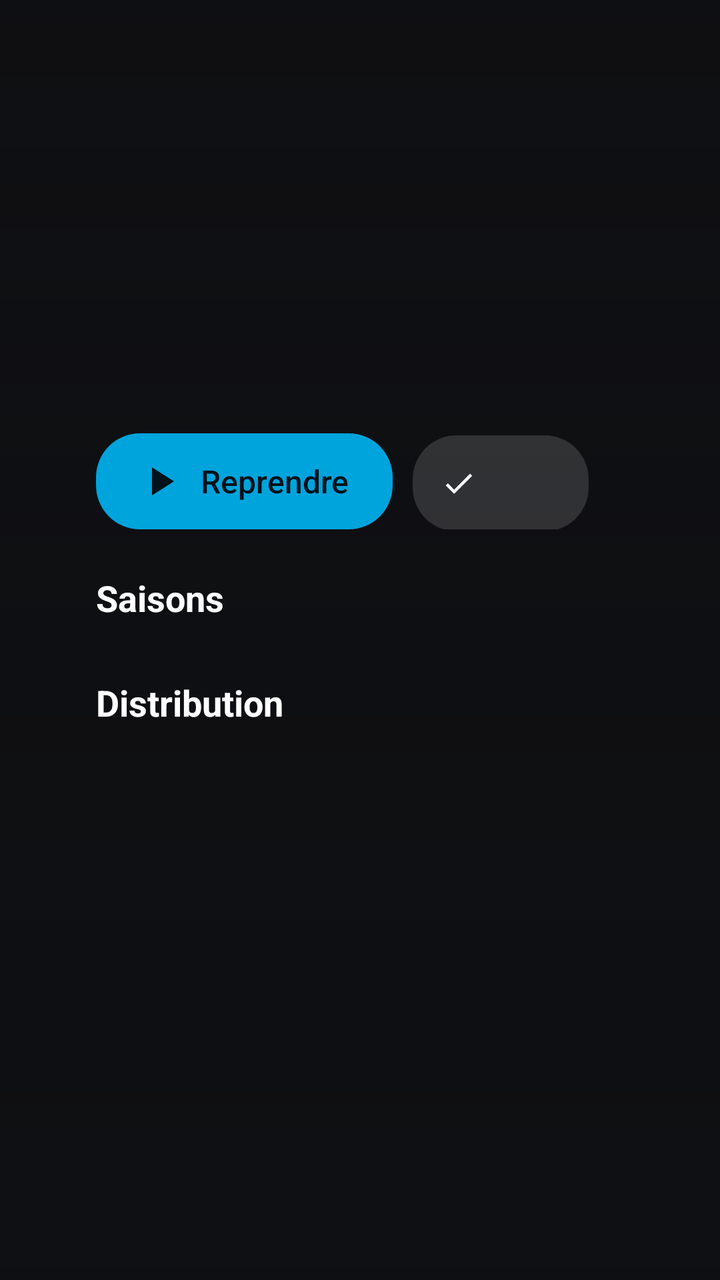
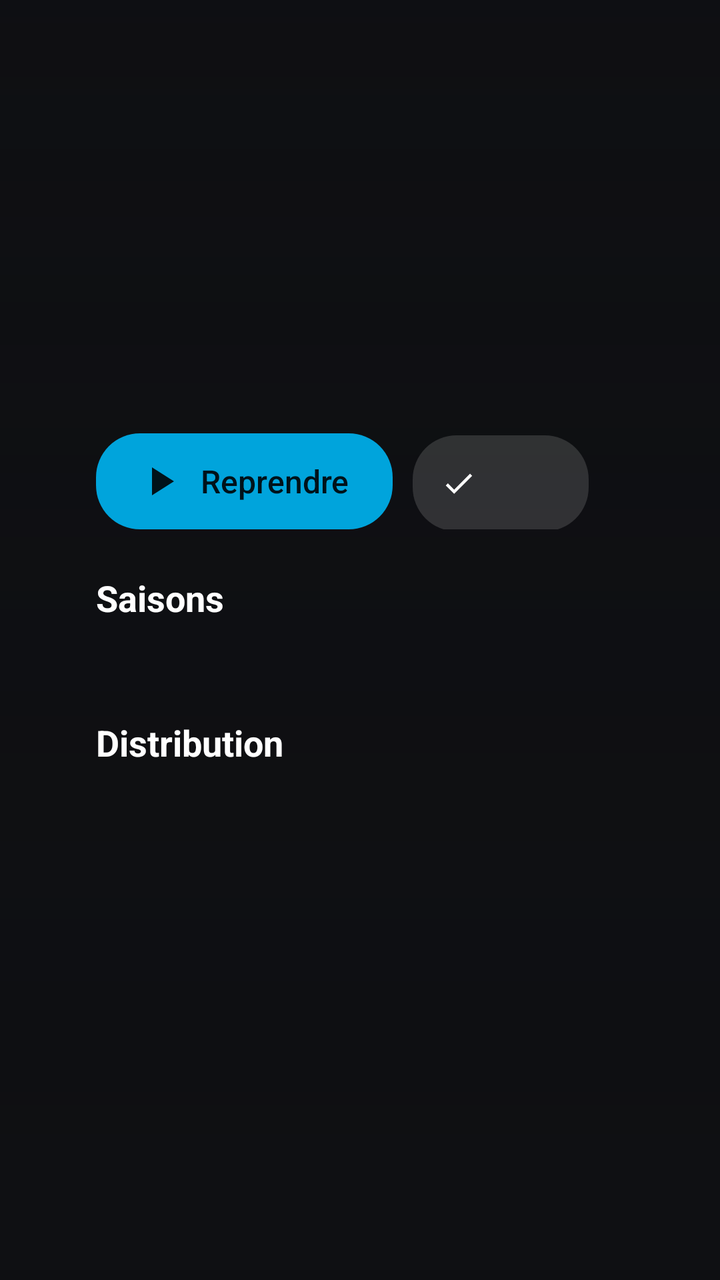

Two renders of the same Android screen: before a commit and after it. Below are the layout's source before the change and the commit's diff.
<!-- AndroidManifest.xml: application theme AppTheme -->
<!-- res/layout/activity_series.xml -->
<?xml version="1.0" encoding="utf-8"?>
<FrameLayout xmlns:android="http://schemas.android.com/apk/res/android"
    android:layout_width="match_parent"
    android:layout_height="match_parent">

    <include layout="@layout/backdrop" />

    <ScrollView android:layout_width="match_parent" android:layout_height="match_parent" android:fillViewport="true">
        <LinearLayout android:layout_width="match_parent" android:layout_height="wrap_content"
            android:orientation="vertical" android:paddingStart="48dp" android:paddingTop="32dp" android:paddingBottom="40dp">

            <ImageView android:id="@+id/logo" android:layout_width="wrap_content" android:layout_height="110dp"
                android:adjustViewBounds="true" android:maxWidth="460dp" android:scaleType="fitStart"
                android:importantForAccessibility="no" />
            <TextView android:id="@+id/title" style="@style/Title" android:layout_width="wrap_content"
                android:layout_height="wrap_content" android:textSize="34sp" android:visibility="gone" />
            <TextView android:id="@+id/meta" android:layout_width="wrap_content" android:layout_height="wrap_content"
                android:layout_marginTop="10dp" android:textColor="@color/text2" android:textSize="15sp" />
            <TextView android:id="@+id/overview" android:layout_width="900dp" android:layout_height="wrap_content"
                android:layout_marginTop="8dp" android:maxLines="4" android:ellipsize="end"
                android:textColor="#FFDDDDDD" android:textSize="15sp" />

            <LinearLayout android:layout_width="wrap_content" android:layout_height="wrap_content"
                android:layout_marginTop="16dp" android:orientation="horizontal">
                <Button android:id="@+id/resume" style="@style/Btn.Primary" android:drawableStart="@drawable/ic_play" android:text="Reprendre" />
                <Button android:id="@+id/played" style="@style/Chip" android:drawableStart="@drawable/ic_check" />
            </LinearLayout>

            <TextView style="@style/Section" android:text="Saisons" />
            <androidx.recyclerview.widget.RecyclerView android:id="@+id/seasons" android:layout_width="match_parent"
                android:layout_height="wrap_content" android:clipToPadding="false" android:paddingEnd="48dp" />

            <TextView android:id="@+id/cast_title" style="@style/Section" android:text="Distribution" />
            <androidx.recyclerview.widget.RecyclerView android:id="@+id/cast" android:layout_width="match_parent"
                android:layout_height="wrap_content" android:clipToPadding="false" android:paddingEnd="48dp" />
        </LinearLayout>
    </ScrollView>
</FrameLayout>
<!-- res/layout/backdrop.xml (included above) -->
<?xml version="1.0" encoding="utf-8"?>
<merge xmlns:android="http://schemas.android.com/apk/res/android">
    <ImageView android:id="@+id/backdrop" android:layout_width="match_parent" android:layout_height="match_parent"
        android:scaleType="centerCrop" android:importantForAccessibility="no" />
    <View android:layout_width="match_parent" android:layout_height="match_parent" android:background="@drawable/scrim" />
</merge>
<!-- resources referenced by this layout -->
<resources>
  <color name="text2">#FFA8ABB3</color>
  <!-- drawable ic_check (drawable) -->
  <?xml version="1.0" encoding="utf-8"?>
  <vector xmlns:android="http://schemas.android.com/apk/res/android" android:width="18dp" android:height="18dp"
      android:viewportWidth="24" android:viewportHeight="24">
      <path android:fillColor="#FFFFFFFF" android:pathData="M9,16.17L4.83,12l-1.42,1.41L9,19 21,7l-1.41,-1.41z" />
  </vector>
  <!-- drawable ic_play (drawable) -->
  <?xml version="1.0" encoding="utf-8"?>
  <vector xmlns:android="http://schemas.android.com/apk/res/android" android:width="24dp" android:height="24dp"
      android:viewportWidth="24" android:viewportHeight="24">
      <path android:fillColor="#FFFFFFFF" android:pathData="M8,5v14l11,-7z" />
  </vector>
  <!-- drawable scrim (drawable) -->
  <?xml version="1.0" encoding="utf-8"?>
  <shape xmlns:android="http://schemas.android.com/apk/res/android">
      <gradient android:angle="270" android:startColor="#990E0F12" android:centerColor="#E00E0F12" android:endColor="#FF0E0F12" />
  </shape>
  <style name="Btn.Primary">
          <item name="android:background">@drawable/btn_primary_bg</item>
          <item name="android:textColor">@color/btn_primary_text</item>
          <item name="android:drawableTint">@color/btn_primary_text</item>
          <item name="android:drawablePadding">8dp</item>
          <item name="android:textSize">16sp</item>
          <item name="android:paddingStart">20dp</item>
          <item name="android:paddingEnd">22dp</item>
          <item name="android:paddingTop">10dp</item>
          <item name="android:paddingBottom">10dp</item>
      </style>
  <style name="Chip" parent="Btn">
          <item name="android:textSize">13sp</item>
          <item name="android:drawableTint">@color/btn_text</item>
          <item name="android:drawablePadding">6dp</item>
          <item name="android:paddingStart">14dp</item>
          <item name="android:paddingEnd">16dp</item>
          <item name="android:paddingTop">7dp</item>
          <item name="android:paddingBottom">7dp</item>
          <item name="android:ellipsize">end</item>
          <item name="android:maxWidth">340dp</item>
      </style>
  <style name="Section">
          <item name="android:layout_width">wrap_content</item>
          <item name="android:layout_height">wrap_content</item>
          <item name="android:layout_marginTop">22dp</item>
          <item name="android:layout_marginBottom">6dp</item>
          <item name="android:textColor">@android:color/white</item>
          <item name="android:textSize">18sp</item>
          <item name="android:textStyle">bold</item>
      </style>
  <style name="Title">
          <item name="android:textColor">@android:color/white</item>
          <item name="android:textSize">20sp</item>
          <item name="android:textStyle">bold</item>
      </style>
  <style name="AppTheme" parent="@android:style/Theme.DeviceDefault.NoActionBar">
          <item name="android:windowBackground">@color/bg</item>
          <item name="android:colorAccent">@color/accent</item>
          <item name="android:windowAnimationStyle">@null</item>
          <item name="android:windowContentTransitions">false</item>
      </style>
  <!-- drawable btn_primary_bg (drawable) -->
  <?xml version="1.0" encoding="utf-8"?>
  <selector xmlns:android="http://schemas.android.com/apk/res/android">
      <item android:state_focused="true" android:state_pressed="true">
          <shape><solid android:color="#FFC8CACF" /><corners android:radius="22dp" /></shape>
      </item>
      <item android:state_focused="true">
          <shape><solid android:color="@android:color/white" /><corners android:radius="22dp" /></shape>
      </item>
      <item>
          <shape><solid android:color="@color/accent" /><corners android:radius="22dp" /></shape>
      </item>
  </selector>
  <color name="bg">#FF0E0F12</color>
  <color name="accent">#FF00A4DC</color>
  <color name="chip">#24FFFFFF</color>
  <!-- unchanged entries left out for length: 2 -->
</resources>

<!-- the commit's change to res/layout/activity_series.xml (unified diff, before → after) -->
@@ -28,11 +28,11 @@
 
             <TextView style="@style/Section" android:text="Saisons" />
             <androidx.recyclerview.widget.RecyclerView android:id="@+id/seasons" android:layout_width="match_parent"
-                android:layout_height="wrap_content" android:clipToPadding="false" android:paddingEnd="48dp" />
+                android:layout_height="wrap_content" android:clipToPadding="false" android:paddingStart="4dp" android:paddingTop="10dp" android:paddingBottom="10dp" android:paddingEnd="48dp" />
 
             <TextView android:id="@+id/cast_title" style="@style/Section" android:text="Distribution" />
             <androidx.recyclerview.widget.RecyclerView android:id="@+id/cast" android:layout_width="match_parent"
-                android:layout_height="wrap_content" android:clipToPadding="false" android:paddingEnd="48dp" />
+                android:layout_height="wrap_content" android:clipToPadding="false" android:paddingStart="4dp" android:paddingTop="10dp" android:paddingBottom="10dp" android:paddingEnd="48dp" />
         </LinearLayout>
     </ScrollView>
 </FrameLayout>
